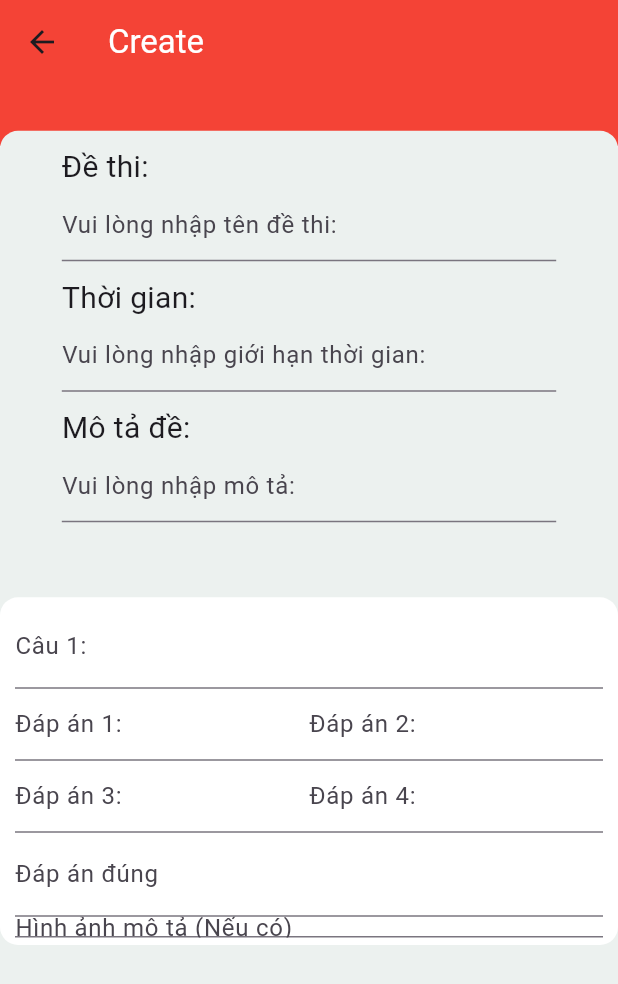
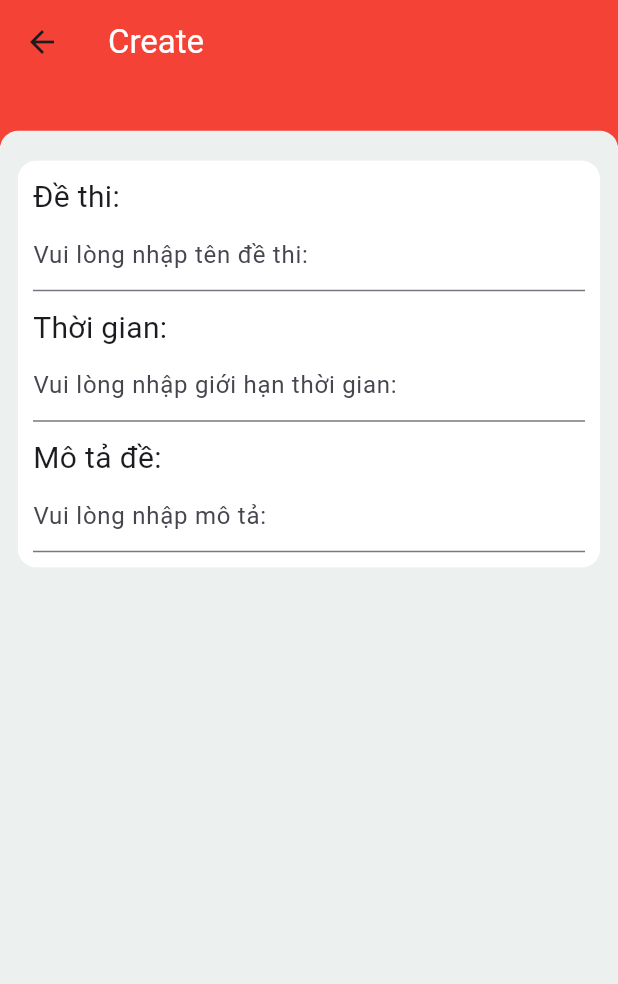
Before and after one commit to thang44hdai/StudyApp-TTCS, a Flutter app: the CreateQuizScreen screen opened directly, on a phone screen of 412 x 824 dp. Shown: the top 984 px of the screen. Run offline on Flutter 3.47's test engine with Material 3 defaults, Android fonts, the phone set to English and light mode, and no system bars; drawn by our look-alikes of carousel_slider; our stand-ins replace cloud_firestore, firebase_auth, firebase_core, get, photo_view and 1 more; missing offline and left inert: dart:ffi; accounts and stored records are empty.

Commit message:
base ui create screen

```diff
--- a/lib/features/create_test/CreateQuizScreen.dart
+++ b/lib/features/create_test/CreateQuizScreen.dart
@@ -69,9 +69,19 @@ class _CreateQuizScreenState extends State<CreateQuizScreen> {
           crossAxisAlignment: CrossAxisAlignment.start,
           children: [
             Padding(
+              padding: EdgeInsets.only(left: 12, right: 12, top: 20),
+              child: Container(
+                decoration: BoxDecoration(
+                  color: Colors.white,
+                  borderRadius: BorderRadius.circular(12),
+                ),
+                child: Column(
+                  crossAxisAlignment: CrossAxisAlignment.start,
+                  children: [
+                    Padding(
                       padding: EdgeInsets.only(
                         top: 10,
-                left: Constants.screenWidth / 10,
+                        left: 10,
                       ),
                       child: Text(
                         "Đề thi:",
@@ -79,19 +89,18 @@ class _CreateQuizScreenState extends State<CreateQuizScreen> {
                       ),
                     ),
                     Padding(
-              padding:
-                  EdgeInsets.symmetric(horizontal: Constants.screenWidth / 10),
+                      padding: EdgeInsets.symmetric(horizontal: 10),
                       child: TextField(
                         controller: _titleEdtController,
                         style: TextStyle(color: Colors.black),
-                decoration:
-                    InputDecoration(hintText: "Vui lòng nhập tên đề thi:"),
+                        decoration: InputDecoration(
+                            hintText: "Vui lòng nhập tên đề thi:"),
                       ),
                     ),
                     Padding(
                       padding: EdgeInsets.only(
                         top: 10,
-                left: Constants.screenWidth / 10,
+                        left: 10,
                       ),
                       child: Text(
                         "Thời gian:",
@@ -99,8 +108,7 @@ class _CreateQuizScreenState extends State<CreateQuizScreen> {
                       ),
                     ),
                     Padding(
-              padding:
-                  EdgeInsets.symmetric(horizontal: Constants.screenWidth / 10),
+                      padding: EdgeInsets.symmetric(horizontal: 10),
                       child: TextField(
                         controller: _timeEdtController,
                         style: TextStyle(color: Colors.black),
@@ -111,7 +119,7 @@ class _CreateQuizScreenState extends State<CreateQuizScreen> {
                     Padding(
                       padding: EdgeInsets.only(
                         top: 10,
-                left: Constants.screenWidth / 10,
+                        left: 10,
                       ),
                       child: Text(
                         "Mô tả đề:",
@@ -119,19 +127,23 @@ class _CreateQuizScreenState extends State<CreateQuizScreen> {
                       ),
                     ),
                     Padding(
-              padding:
-                  EdgeInsets.symmetric(horizontal: Constants.screenWidth / 10),
+                      padding: EdgeInsets.only(left: 10, right: 10, bottom: 10),
                       child: TextField(
                         controller: _descriptionEdtController,
                         style: TextStyle(color: Colors.black),
-                decoration: InputDecoration(hintText: "Vui lòng nhập mô tả:"),
+                        decoration:
+                            InputDecoration(hintText: "Vui lòng nhập mô tả:"),
+                      ),
+                    ),
+                  ],
+                ),
               ),
             ),
             SizedBox(
               height: 50,
             ),
             CarouselSlider.builder(
-              itemCount: 10,
+              itemCount: 0,
               itemBuilder: (context, index, pageIndex) {
                 return FormQuestion(index + 1);
               },
@@ -148,7 +160,9 @@ class _CreateQuizScreenState extends State<CreateQuizScreen> {
   }
 
   Widget FormQuestion(int index) {
-    return Container(
+    return Padding(
+      padding: EdgeInsets.symmetric(horizontal: 10),
+      child: Container(
         decoration: BoxDecoration(
           color: Colors.white,
           borderRadius: BorderRadius.circular(12),
@@ -167,7 +181,7 @@ class _CreateQuizScreenState extends State<CreateQuizScreen> {
                 mainAxisAlignment: MainAxisAlignment.spaceAround,
                 children: [
                   Container(
-                  width: Constants.screenWidth / 2 - 10,
+                    width: Constants.screenWidth / 2 - 20,
                     child: TextField(
                       controller: _option1EdtController,
                       style: TextStyle(color: Colors.black),
@@ -175,7 +189,7 @@ class _CreateQuizScreenState extends State<CreateQuizScreen> {
                     ),
                   ),
                   Container(
-                  width: Constants.screenWidth / 2 - 10,
+                    width: Constants.screenWidth / 2 - 20,
                     child: TextField(
                       controller: _option2EdtController,
                       style: TextStyle(color: Colors.black),
@@ -187,7 +201,7 @@ class _CreateQuizScreenState extends State<CreateQuizScreen> {
               Row(
                 children: [
                   Container(
-                  width: Constants.screenWidth / 2 - 10,
+                    width: Constants.screenWidth / 2 - 20,
                     child: TextField(
                       controller: _option3EdtController,
                       style: TextStyle(color: Colors.black),
@@ -195,7 +209,7 @@ class _CreateQuizScreenState extends State<CreateQuizScreen> {
                     ),
                   ),
                   Container(
-                  width: Constants.screenWidth / 2 - 10,
+                    width: Constants.screenWidth / 2 - 20,
                     child: TextField(
                       controller: _option4EdtController,
                       style: TextStyle(color: Colors.black),
@@ -220,6 +234,7 @@ class _CreateQuizScreenState extends State<CreateQuizScreen> {
             ],
           ),
         ),
+      ),
     );
   }
 }
```
Lines whose indentation alone changed are shown as unchanged.
